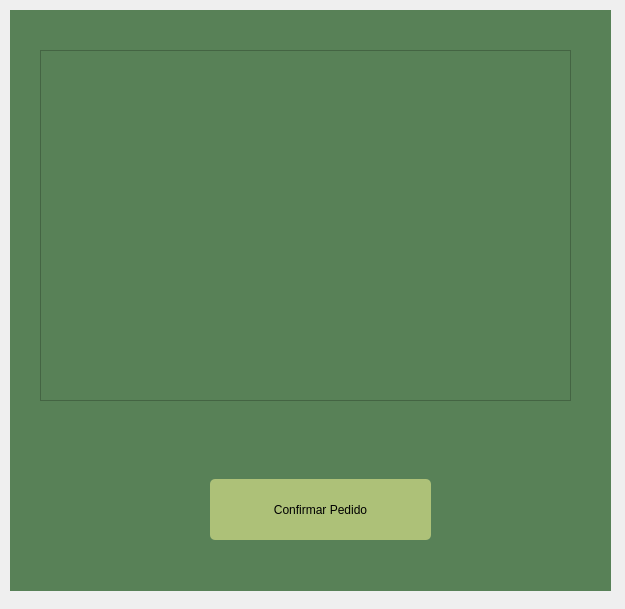
First picture: the form in app_pedidos_restaurante/view/janela_confirmacao_pedido.ui, repository lauraprass/aplicativo_de_pedidos_para_restaurante, before the edit.
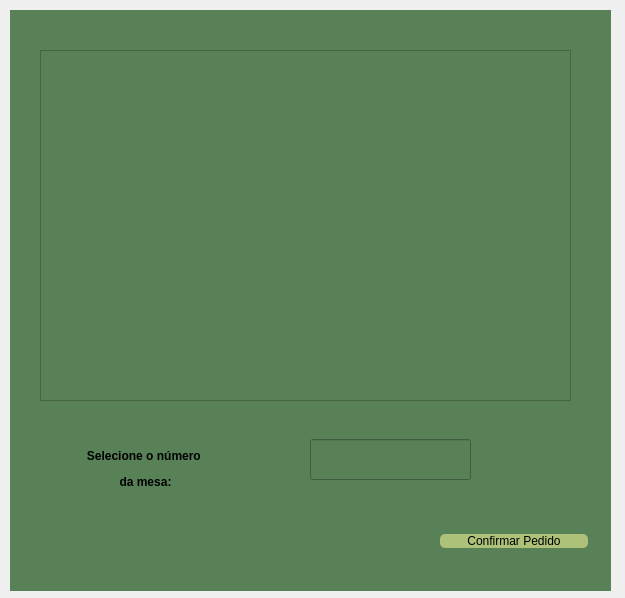
Second picture: the form after the edit.

```diff
--- a/app_pedidos_restaurante/view/janela_confirmacao_pedido.ui
+++ b/app_pedidos_restaurante/view/janela_confirmacao_pedido.ui
@@ -7,7 +7,7 @@
     <x>0</x>
     <y>0</y>
     <width>625</width>
-    <height>609</height>
+    <height>598</height>
    </rect>
   </property>
   <property name="windowTitle">
@@ -48,30 +48,65 @@
    <widget class="QWidget" name="widget_confirmar_pedido" native="true">
     <property name="geometry">
      <rect>
-      <x>180</x>
-      <y>449</y>
-      <width>261</width>
+      <x>430</x>
+      <y>510</y>
+      <width>148</width>
+      <height>43</height>
+     </rect>
+    </property>
+    <layout class="QHBoxLayout" name="horizontalLayout">
+     <item>
+      <widget class="QPushButton" name="btn_confirmar_pedido_2">
+       <property name="styleSheet">
+        <string notr="true">background-color: #adc178; 
+font: 75 8pt &quot;MS Shell Dlg 2&quot;;
+font: 75 10pt &quot;MS Shell Dlg 2&quot;;
+border-radius: 5px;
+</string>
+       </property>
+       <property name="text">
+        <string>Confirmar Pedido</string>
+       </property>
+      </widget>
+     </item>
+    </layout>
+   </widget>
+   <widget class="QWidget" name="widget_numero_mesa" native="true">
+    <property name="geometry">
+     <rect>
+      <x>30</x>
+      <y>409</y>
+      <width>441</width>
       <height>91</height>
      </rect>
     </property>
-    <widget class="QPushButton" name="btn_confirmar_pedido">
+    <widget class="QLineEdit" name="txt_numero_mesa">
+     <property name="geometry">
+      <rect>
+       <x>270</x>
+       <y>20</y>
+       <width>161</width>
+       <height>41</height>
+      </rect>
+     </property>
+    </widget>
+    <widget class="QLabel" name="lbl_numero_mesa">
      <property name="geometry">
       <rect>
        <x>20</x>
        <y>20</y>
-       <width>221</width>
+       <width>171</width>
        <height>61</height>
       </rect>
      </property>
      <property name="styleSheet">
-      <string notr="true">background-color: #adc178; 
-font: 75 8pt &quot;MS Shell Dlg 2&quot;;
+      <string notr="true">font: 75 8pt &quot;MS Shell Dlg 2&quot;;
 font: 75 10pt &quot;MS Shell Dlg 2&quot;;
 border-radius: 5px;
 </string>
      </property>
      <property name="text">
-      <string>Confirmar Pedido</string>
+      <string>&lt;html&gt;&lt;head/&gt;&lt;body&gt;&lt;p align=&quot;center&quot;&gt;&lt;span style=&quot; font-weight:600;&quot;&gt;Selecione o número &lt;/span&gt;&lt;/p&gt;&lt;p align=&quot;center&quot;&gt;&lt;span style=&quot; font-weight:600;&quot;&gt;da mesa:&lt;/span&gt;&lt;/p&gt;&lt;/body&gt;&lt;/html&gt;</string>
      </property>
     </widget>
    </widget>
```
